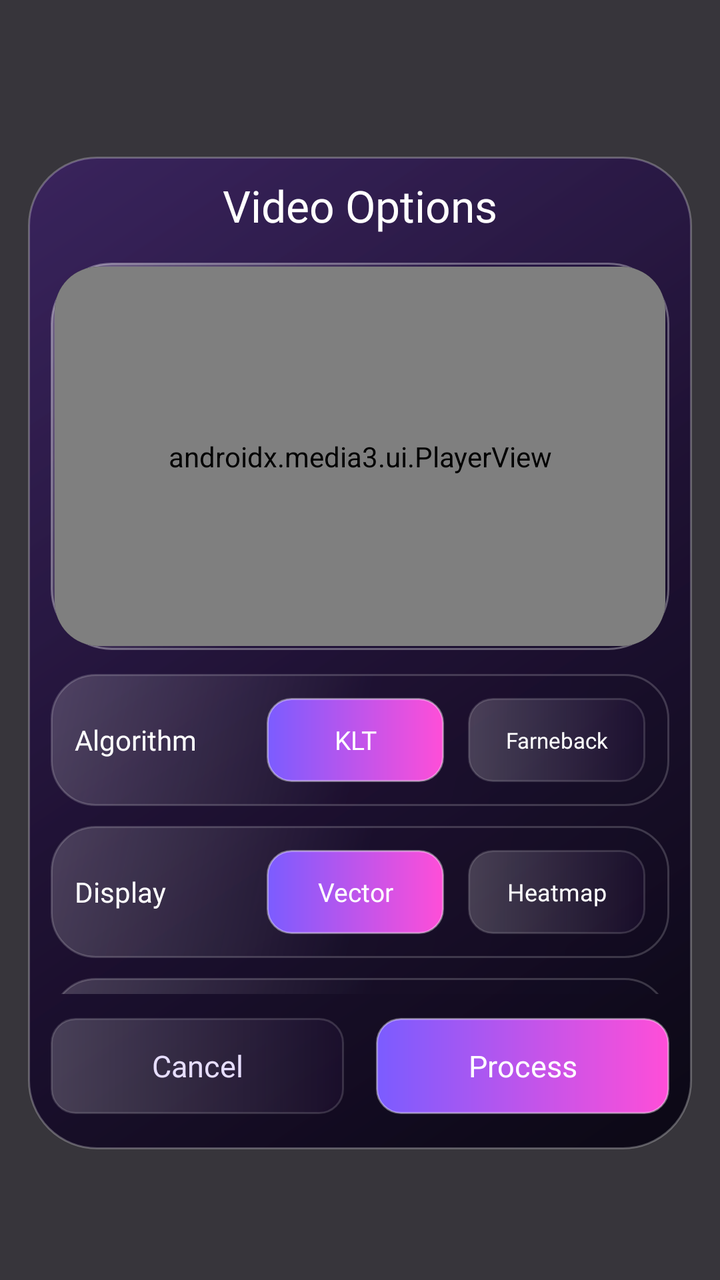
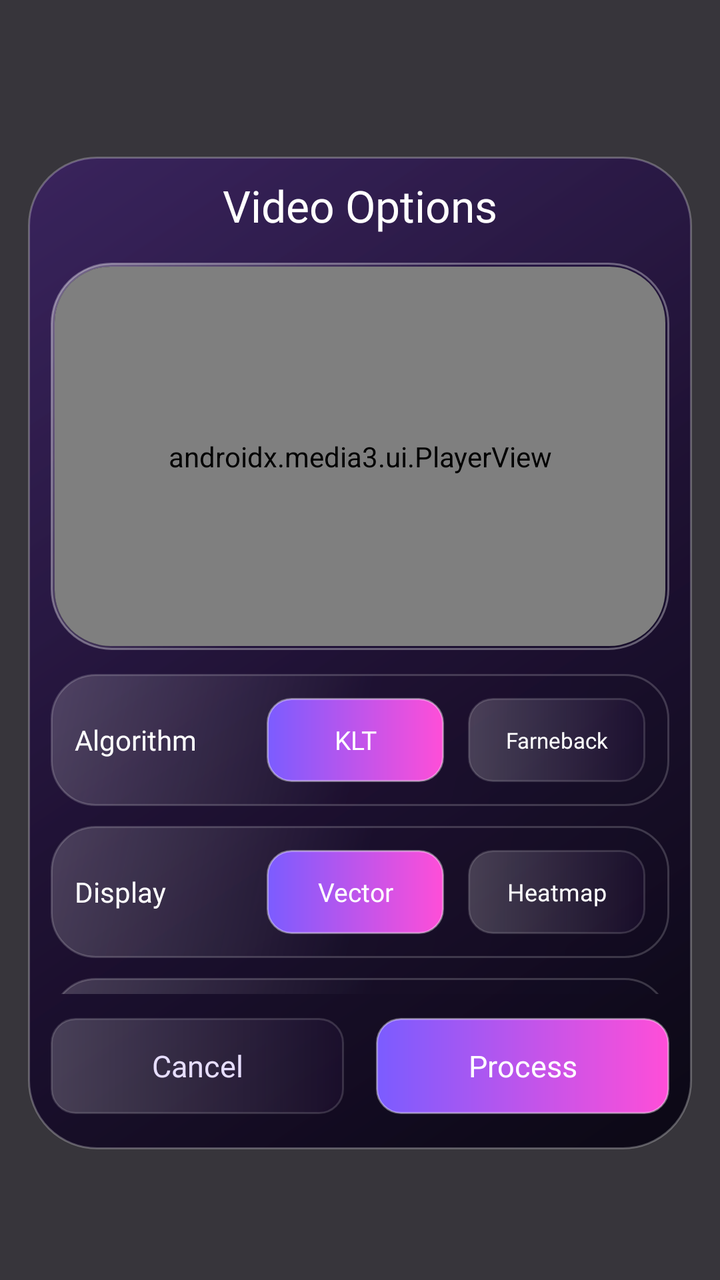

Before-and-after screenshots of an Android layout around one commit, followed by the original layout XML and the change that was made.
<!-- AndroidManifest.xml: application theme Theme.BaseProject -->
<!-- res/layout/dialog_video_process_options.xml -->
<?xml version="1.0" encoding="utf-8"?>
<androidx.constraintlayout.widget.ConstraintLayout xmlns:android="http://schemas.android.com/apk/res/android"
    xmlns:app="http://schemas.android.com/apk/res-auto"
    android:layout_width="match_parent"
    android:layout_height="match_parent"
    android:animateLayoutChanges="true"
    android:background="#CC05030A">

    <View
        android:id="@+id/bgParent"
        android:layout_width="0dp"
        android:layout_height="0dp"
        android:layout_marginHorizontal="14dp"
        android:layout_marginTop="-10dp"
        android:layout_marginBottom="-18dp"
        android:background="@drawable/bg_modal_glass"
        app:layout_constraintBottom_toBottomOf="@id/buttonPanel"
        app:layout_constraintEnd_toEndOf="parent"
        app:layout_constraintStart_toStartOf="parent"
        app:layout_constraintTop_toTopOf="@id/tvTitle" />

    <TextView
        android:id="@+id/tvTitle"
        android:layout_width="0dp"
        android:layout_height="wrap_content"
        android:layout_marginHorizontal="32dp"
        android:layout_marginTop="30dp"
        android:ellipsize="end"
        android:fontFamily="@font/inter_black"
        android:gravity="center"
        android:maxLines="1"
        android:text="Video Options"
        android:textColor="@color/white"
        android:textSize="22sp"
        app:layout_constraintBottom_toBottomOf="parent"
        app:layout_constraintVertical_bias="0.1"
        app:layout_constraintEnd_toEndOf="parent"
        app:layout_constraintStart_toStartOf="parent"
        app:layout_constraintTop_toTopOf="parent" />


    <androidx.constraintlayout.utils.widget.ImageFilterView
        android:id="@+id/previewGlass"
        android:layout_width="0dp"
        android:layout_height="0dp"
        android:layout_marginTop="14dp"
        android:src="@drawable/bg_camera_glass_frame"
        app:layout_constraintDimensionRatio="16:10"
        app:layout_constraintEnd_toEndOf="parent"
        app:layout_constraintStart_toStartOf="parent"
        app:layout_constraintTop_toBottomOf="@id/tvTitle"
        app:layout_constraintWidth_percent="0.86"
        app:round="20dp" />

    <androidx.cardview.widget.CardView
        android:id="@+id/videoPreviewCard"
        android:layout_width="0dp"
        android:layout_height="0dp"
        android:layout_margin="2dp"
        app:cardBackgroundColor="@android:color/black"
        app:cardCornerRadius="22dp"
        app:cardElevation="0dp"
        app:cardUseCompatPadding="false"
        app:layout_constraintBottom_toBottomOf="@id/previewGlass"
        app:layout_constraintEnd_toEndOf="@id/previewGlass"
        app:layout_constraintStart_toStartOf="@id/previewGlass"
        app:layout_constraintTop_toTopOf="@id/previewGlass">

        <FrameLayout
            android:layout_width="match_parent"
            android:layout_height="match_parent">

            <androidx.media3.ui.PlayerView
                android:id="@+id/videoPreview"
                android:layout_width="match_parent"
                android:layout_height="match_parent"
                app:resize_mode="zoom"
                app:surface_type="texture_view"
                app:use_controller="false" />

            <com.example.gnssandopticalflowapp.view.RoiOverlayView
                android:id="@+id/roiOverlay"
                android:layout_width="match_parent"
                android:layout_height="match_parent"
                android:visibility="gone" />


        </FrameLayout>

    </androidx.cardview.widget.CardView>

    <androidx.core.widget.NestedScrollView
        android:id="@+id/optionsScroll"
        android:layout_width="0dp"
        android:layout_height="0dp"
        android:layout_marginTop="12dp"
        android:layout_marginBottom="12dp"
        android:clipToPadding="false"
        android:fillViewport="false"
        android:overScrollMode="never"
        android:scrollbars="none"
        app:layout_constraintBottom_toTopOf="@id/buttonPanel"
        app:layout_constraintEnd_toEndOf="@id/previewGlass"
        app:layout_constraintStart_toStartOf="@id/previewGlass"
        app:layout_constraintTop_toBottomOf="@id/previewGlass">

        <LinearLayout
            android:id="@+id/optionsPanel"
            android:layout_width="match_parent"
            android:layout_height="wrap_content"
            android:orientation="vertical">

            <LinearLayout
                android:id="@+id/algorithmCard"
                android:layout_width="match_parent"
                android:layout_height="66dp"
                android:background="@drawable/bg_glass_card"
                android:gravity="center_vertical"
                android:orientation="horizontal"
                android:paddingHorizontal="12dp">

                <TextView
                    android:id="@+id/tvAlgorithmLabel"
                    android:layout_width="88dp"
                    android:layout_height="wrap_content"
                    android:ellipsize="end"
                    android:fontFamily="@font/inter_black"
                    android:maxLines="1"
                    android:text="Algorithm"
                    android:textColor="@color/white"
                    android:textSize="14sp" />

                <TextView
                    android:id="@+id/btnAlgorithmKlt"
                    android:layout_width="0dp"
                    android:layout_height="42dp"
                    android:layout_marginStart="8dp"
                    android:layout_marginEnd="6dp"
                    android:layout_weight="1"
                    android:background="@drawable/bg_gradient_update_button_12"
                    android:fontFamily="@font/inter_black"
                    android:gravity="center"
                    android:maxLines="1"
                    android:text="KLT"
                    android:textColor="@color/white"
                    android:textSize="13sp" />

                <TextView
                    android:id="@+id/btnAlgorithmFarneback"
                    android:layout_width="0dp"
                    android:layout_height="42dp"
                    android:layout_marginStart="6dp"
                    android:layout_weight="1"
                    android:background="@drawable/bg_glass_chip"
                    android:fontFamily="@font/inter_black"
                    android:gravity="center"
                    android:maxLines="1"
                    android:text="Farneback"
                    android:textColor="@color/white"
                    android:textSize="11sp" />

            </LinearLayout>

            <LinearLayout
                android:id="@+id/farnebackViewCard"
                android:layout_width="match_parent"
                android:layout_height="66dp"
                android:layout_marginTop="10dp"
                android:background="@drawable/bg_glass_card"
                android:gravity="center_vertical"
                android:orientation="horizontal"
                android:paddingHorizontal="12dp">

                <TextView
                    android:id="@+id/tvFarnebackViewLabel"
                    android:layout_width="88dp"
                    android:layout_height="wrap_content"
                    android:ellipsize="end"
                    android:fontFamily="@font/inter_black"
                    android:maxLines="1"
                    android:text="Display"
                    android:textColor="@color/white"
                    android:textSize="14sp" />

                <TextView
                    android:id="@+id/btnFarnebackVectors"
                    android:layout_width="0dp"
                    android:layout_height="42dp"
                    android:layout_marginStart="8dp"
                    android:layout_marginEnd="6dp"
                    android:layout_weight="1"
                    android:background="@drawable/bg_gradient_update_button_12"
                    android:fontFamily="@font/inter_black"
                    android:gravity="center"
                    android:maxLines="1"
                    android:text="Vector"
                    android:textColor="@color/white"
                    android:textSize="13sp" />

                <TextView
                    android:id="@+id/btnFarnebackHeatmap"
                    android:layout_width="0dp"
                    android:layout_height="42dp"
                    android:layout_marginStart="6dp"
                    android:layout_weight="1"
                    android:background="@drawable/bg_glass_chip"
                    android:fontFamily="@font/inter_black"
                    android:gravity="center"
                    android:maxLines="1"
                    android:text="Heatmap"
                    android:textColor="@color/white"
                    android:textSize="12sp" />

            </LinearLayout>

            <LinearLayout
                android:id="@+id/motionCard"
                android:layout_width="match_parent"
                android:layout_height="66dp"
                android:layout_marginTop="10dp"
                android:background="@drawable/bg_glass_card"
                android:gravity="center_vertical"
                android:orientation="horizontal"
                android:paddingHorizontal="12dp">

                <TextView
                    android:id="@+id/tvMotionLabel"
                    android:layout_width="88dp"
                    android:layout_height="wrap_content"
                    android:fontFamily="@font/inter_black"
                    android:text="Motion"
                    android:textColor="@color/white"
                    android:textSize="14sp" />

                <TextView
                    android:id="@+id/btnMotionStill"
                    android:layout_width="0dp"
                    android:layout_height="42dp"
                    android:layout_marginStart="8dp"
                    android:layout_marginEnd="6dp"
                    android:layout_weight="1"
                    android:background="@drawable/bg_gradient_update_button_12"
                    android:fontFamily="@font/inter_black"
                    android:gravity="center"
                    android:maxLines="1"
                    android:text="Still"
                    android:textColor="@color/white"
                    android:textSize="12sp" />

                <TextView
                    android:id="@+id/btnMotionMoving"
                    android:layout_width="0dp"
                    android:layout_height="42dp"
                    android:layout_marginStart="6dp"
                    android:layout_weight="1"
                    android:background="@drawable/bg_glass_chip"
                    android:fontFamily="@font/inter_black"
                    android:gravity="center"
                    android:maxLines="1"
                    android:text="Move"
                    android:textColor="@color/white"
                    android:textSize="12sp" />

            </LinearLayout>

            <LinearLayout
                android:id="@+id/roiCard"
                android:layout_width="match_parent"
                android:layout_height="66dp"
                android:layout_marginTop="10dp"
                android:background="@drawable/bg_glass_card"
                android:gravity="center_vertical"
                android:orientation="horizontal"
                android:paddingHorizontal="12dp">

                <TextView
                    android:id="@+id/tvRoiLabel"
                    android:layout_width="88dp"
                    android:layout_height="wrap_content"
                    android:fontFamily="@font/inter_black"
                    android:text="ROI"
                    android:textColor="@color/white"
                    android:textSize="14sp" />

                <TextView
                    android:id="@+id/btnRoiSelect"
                    android:layout_width="0dp"
                    android:layout_height="42dp"
                    android:layout_marginStart="8dp"
                    android:layout_marginEnd="6dp"
                    android:layout_weight="1"
                    android:background="@drawable/bg_glass_chip"
                    android:fontFamily="@font/inter_black"
                    android:gravity="center"
                    android:maxLines="1"
                    android:text="Select"
                    android:textColor="@color/white"
                    android:textSize="13sp" />

                <TextView
                    android:id="@+id/btnRoiFull"
                    android:layout_width="0dp"
                    android:layout_height="42dp"
                    android:layout_marginStart="6dp"
                    android:layout_weight="1"
                    android:background="@drawable/bg_gradient_update_button_12"
                    android:fontFamily="@font/inter_black"
                    android:gravity="center"
                    android:maxLines="1"
                    android:text="Full"
                    android:textColor="@color/white"
                    android:textSize="13sp" />

            </LinearLayout>

            <LinearLayout
                android:id="@+id/sensitivityCard"
                android:layout_width="match_parent"
                android:layout_height="86dp"
                android:layout_marginTop="10dp"
                android:background="@drawable/bg_glass_card"
                android:gravity="center_vertical"
                android:orientation="vertical"
                android:paddingHorizontal="14dp">

                <TextView
                    android:id="@+id/tvSensitivity"
                    android:layout_width="match_parent"
                    android:layout_height="wrap_content"
                    android:fontFamily="@font/inter_extra_bold"
                    android:text="Sensitivity: 50"
                    android:textColor="@color/white"
                    android:textSize="13sp" />

                <SeekBar
                    android:id="@+id/sensitivityBar"
                    android:layout_width="match_parent"
                    android:layout_height="34dp"
                    android:layout_marginTop="4dp"
                    android:max="100"
                    android:maxHeight="7dp"
                    android:minHeight="7dp"
                    android:progress="50"
                    android:progressDrawable="@drawable/seekbar_glass_purple"
                    android:thumb="@drawable/ripple_glow_purple_thumb" />

            </LinearLayout>

        </LinearLayout>

    </androidx.core.widget.NestedScrollView>

    <LinearLayout
        android:id="@+id/buttonPanel"
        android:layout_width="0dp"
        android:layout_height="48dp"
      app:layout_constraintVertical_bias="0.86"
        android:orientation="horizontal"
        app:layout_constraintBottom_toBottomOf="parent"
        app:layout_constraintEnd_toEndOf="@id/previewGlass"
        app:layout_constraintTop_toTopOf="parent"
        app:layout_constraintStart_toStartOf="@id/previewGlass">

        <TextView
            android:id="@+id/tvCancel"
            android:layout_width="0dp"
            android:layout_height="match_parent"
            android:layout_marginEnd="8dp"
            android:layout_weight="1"
            android:background="@drawable/bg_glass_chip"
            android:clickable="true"
            android:focusable="true"
            android:fontFamily="@font/inter_black"
            android:gravity="center"
            android:text="Cancel"
            android:textColor="#E7DEFF"
            android:textSize="15sp" />

        <TextView
            android:id="@+id/tvApply"
            android:layout_width="0dp"
            android:layout_height="match_parent"
            android:layout_marginStart="8dp"
            android:layout_weight="1"
            android:background="@drawable/bg_gradient_update_button_12"
            android:clickable="true"
            android:ellipsize="end"
            android:focusable="true"
            android:fontFamily="@font/inter_black"
            android:gravity="center"
            android:maxLines="1"
            android:paddingHorizontal="10dp"
            android:text="Process"
            android:textColor="@color/white"
            android:textSize="15sp" />

    </LinearLayout>

</androidx.constraintlayout.widget.ConstraintLayout>
<!-- resources referenced by this layout -->
<resources>
  <color name="white">#FFFFFFFF</color>
  <!-- drawable bg_camera_glass_frame (drawable) -->
  <?xml version="1.0" encoding="utf-8"?>
  <shape xmlns:android="http://schemas.android.com/apk/res/android">
      <gradient
          android:angle="315"
          android:centerColor="#33251348"
          android:endColor="#66120928"
          android:startColor="#55FFFFFF" />
      <corners android:radius="30dp" />
      <stroke
          android:width="1dp"
          android:color="#55FFFFFF" />
  </shape>
  <!-- drawable bg_glass_card (drawable) -->
  <?xml version="1.0" encoding="utf-8"?>
  <shape xmlns:android="http://schemas.android.com/apk/res/android">
      <gradient
          android:angle="315"
          android:centerColor="#221C1230"
          android:endColor="#33100820"
          android:startColor="#30FFFFFF" />
      <corners android:radius="22dp" />
      <stroke
          android:width="1dp"
          android:color="#2EFFFFFF" />
  </shape>
  <!-- drawable bg_glass_chip (drawable) -->
  <?xml version="1.0" encoding="utf-8"?>
  <shape xmlns:android="http://schemas.android.com/apk/res/android">
      <gradient
          android:angle="0"
          android:endColor="#223A185B"
          android:startColor="#33FFFFFF" />
      <corners android:radius="12dp" />
      <stroke
          android:width="1dp"
          android:color="#26FFFFFF" />
  </shape>
  <!-- drawable bg_gradient_update_button_12 (drawable) -->
  <?xml version="1.0" encoding="utf-8"?>
  <ripple xmlns:android="http://schemas.android.com/apk/res/android"
      android:color="#55FFFFFF">
      <item>
          <shape android:shape="rectangle">
              <gradient
                  android:angle="0"
                  android:endColor="#FF4ED8"
                  android:startColor="#7B5CFF" />
              <corners android:radius="12dp" />
              <stroke
                  android:width="1dp"
                  android:color="#66FFFFFF" />
          </shape>
      </item>
  </ripple>
  <!-- drawable bg_modal_glass (drawable) -->
  <?xml version="1.0" encoding="utf-8"?>
  <shape xmlns:android="http://schemas.android.com/apk/res/android">
      <gradient
          android:angle="315"
          android:centerColor="#E51C0D33"
          android:endColor="#F1080512"
          android:startColor="#C93A1F66" />
      <corners android:radius="34dp" />
      <stroke
          android:width="1dp"
          android:color="#44FFFFFF" />
  </shape>
  <!-- drawable ripple_glow_purple_thumb (drawable) -->
  <?xml version="1.0" encoding="utf-8"?>
  <ripple xmlns:android="http://schemas.android.com/apk/res/android"
      android:color="#44FF4ED8">
      <item>
          <shape android:shape="oval">
              <size
                  android:width="22dp"
                  android:height="22dp" />
              <gradient
                  android:angle="315"
                  android:endColor="#FF4ED8"
                  android:startColor="#8A5CFF" />
              <stroke
                  android:width="2dp"
                  android:color="#E6FFFFFF" />
          </shape>
      </item>
  </ripple>
  <style name="Theme.BaseProject" parent="Base.Theme.BaseProject" />
  <style name="Base.Theme.BaseProject" parent="Theme.MaterialComponents.Light.NoActionBar">
          
          <item name="colorPrimary">@color/purple_500</item>
          <item name="colorPrimaryVariant">@color/purple_700</item>
          <item name="colorOnPrimary">@color/white</item>
          
          <item name="colorSecondary">@color/teal_200</item>
          <item name="colorSecondaryVariant">@color/teal_700</item>
          <item name="colorOnSecondary">@color/black</item>
          
          <item name="android:statusBarColor">?attr/colorPrimaryVariant</item>
          
          
          <item name="android:colorControlHighlight">@color/ripple_color_main</item>
      </style>
  <color name="purple_500">#FF6200EE</color>
  <color name="purple_700">#FF3700B3</color>
  <color name="teal_200">#FF03DAC5</color>
  <color name="teal_700">#FF018786</color>
  <color name="black">#FF000000</color>
  <color name="ripple_color_main">#2DE14EFE</color>
  <!-- unchanged entries left out for length: 1 -->
</resources>

<!-- the commit's change to res/layout/dialog_video_process_options.xml (unified diff, before → after) -->
@@ -58,7 +58,7 @@
         android:layout_height="0dp"
         android:layout_margin="2dp"
         app:cardBackgroundColor="@android:color/black"
-        app:cardCornerRadius="22dp"
+        app:cardCornerRadius="28dp"
         app:cardElevation="0dp"
         app:cardUseCompatPadding="false"
         app:layout_constraintBottom_toBottomOf="@id/previewGlass"
